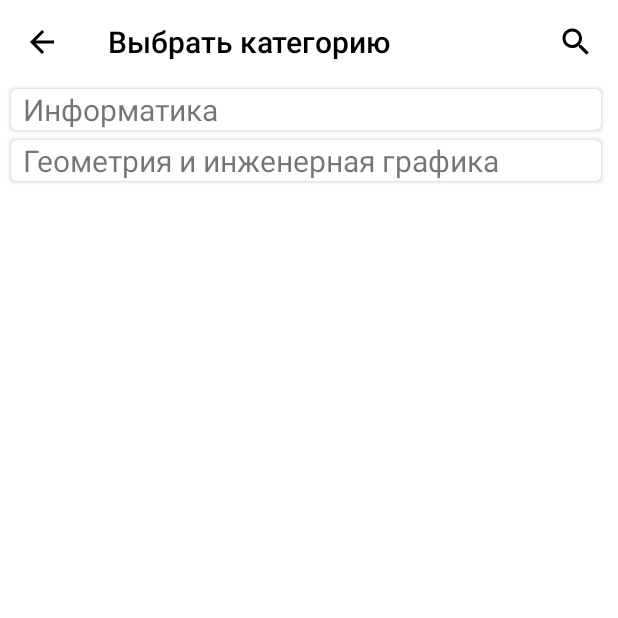
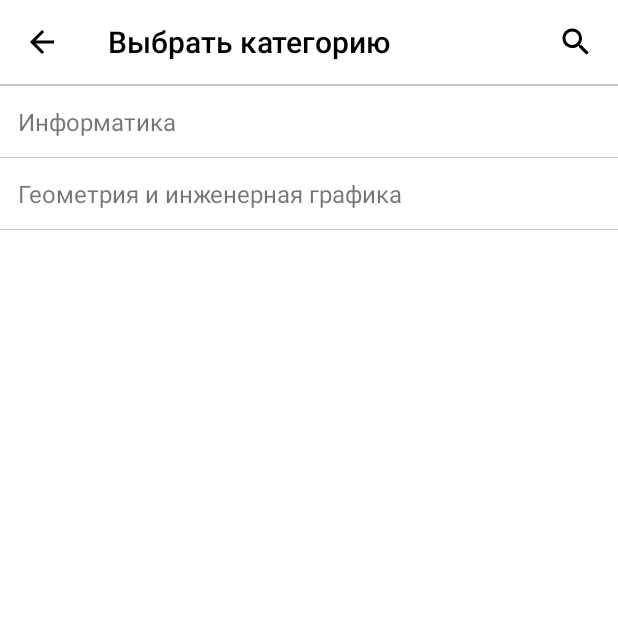
Before and after one commit to izakynash/ResheniePlus, an Android app: the CategoryListActivity screen opened directly, with no data from a screen before it, on a phone screen of 412 x 824 dp, the top half of it. Run offline under Robolectric (Android 15) with nearby library versions, the phone set to English and light mode, and no system bars.

Commit message:
modified design

```diff
--- a/app/src/main/res/drawable/border_shadow_mini.xml
+++ b/app/src/main/res/drawable/border_shadow_mini.xml
@@ -8,12 +8,11 @@
                 android:left="1dp"
                 android:right="1dp"
                 android:top="1dp" />
-
-            <solid android:color="#00CCCCCC" />
-
-            <corners android:radius="4dp" />
+            <solid android:color="#50CCCCCC" />
+            <corners android:radius="6dp" />
         </shape>
     </item>
+
     <item>
         <shape>
             <padding
@@ -21,55 +20,15 @@
                 android:left="1dp"
                 android:right="1dp"
                 android:top="1dp" />
-            <solid android:color="#10CCCCCC" />
-
-            <corners android:radius="4dp" />
-        </shape>
-    </item>
-    <item>
-        <shape>
-            <padding
-                android:bottom="1dp"
-                android:left="1dp"
-                android:right="1dp"
-                android:top="1dp" />
-
-            <solid android:color="#20CCCCCC" />
-
-            <corners android:radius="4dp" />
-        </shape>
-    </item>
-    <item>
-        <shape>
-            <padding
-                android:bottom="1dp"
-                android:left="1dp"
-                android:right="1dp"
-                android:top="1dp" />
-
-            <solid android:color="#30CCCCCC" />
-
-            <corners android:radius="4dp" />
-        </shape>
-    </item>
-    <item>
-        <shape>
-            <padding
-                android:bottom="1dp"
-                android:left="1dp"
-                android:right="1dp"
-                android:top="1dp" />
-
-            <solid android:color="#50CCCCCC" />
-
-            <corners android:radius="4dp" />
+            <solid android:color="#40CCCCCC" />
+            <corners android:radius="6dp" />
         </shape>
     </item>
 
     <item>
         <shape>
             <solid android:color="#ffffff" />
-            <corners android:radius="4dp" />
+            <corners android:radius="6dp" />
         </shape>
     </item>
 
--- a/app/src/main/res/layout/activity_category_list.xml
+++ b/app/src/main/res/layout/activity_category_list.xml
@@ -16,9 +16,13 @@
         android:minHeight="?attr/actionBarSize"
         app:titleTextColor="#000000"/>
 
+    <View
+        android:layout_width="match_parent"
+        android:layout_height="1dp"
+        android:background="#c7c7c7"/>
+
     <android.support.v7.widget.RecyclerView
         android:id="@+id/rvLayout"
-        android:layout_marginRight="4dp"
         android:layout_width="match_parent"
         android:layout_height="wrap_content"
         >
--- a/app/src/main/res/layout/item_view_category.xml
+++ b/app/src/main/res/layout/item_view_category.xml
@@ -1,20 +1,22 @@
 <?xml version="1.0" encoding="utf-8"?>
-<RelativeLayout xmlns:android="http://schemas.android.com/apk/res/android" android:orientation="vertical"
+<LinearLayout xmlns:android="http://schemas.android.com/apk/res/android" android:orientation="vertical"
     android:layout_width="match_parent"
-    android:layout_height="wrap_content"
-    android:layout_marginLeft="4dp"
-    android:layout_marginRight="4dp"
-    android:background="@drawable/border_shadow_mini"
+    android:layout_height="48dp"
+    android:background="#ffffff"
     >
 
     <TextView
         android:id="@+id/tvNameCategory"
         android:layout_width="wrap_content"
-        android:layout_height="wrap_content"
+        android:layout_height="47dp"
+        android:gravity="center_vertical"
         android:text="Предмет"
-        android:layout_marginLeft="8dp"
-        android:textSize="20sp"
+        android:layout_marginStart="12dp"
+        android:textSize="16sp" />
 
-        />
+    <View
+        android:layout_width="match_parent"
+        android:layout_height="1dp"
+        android:background="#c7c7c7"/>
 
-</RelativeLayout>
+</LinearLayout>
```
Also changed, not shown: app/src/main/res/drawable-xhdpi/border_shadow.xml (+8 -18 lines), app/src/main/res/layout/activity_edit_book.xml (+14 -10 lines).
